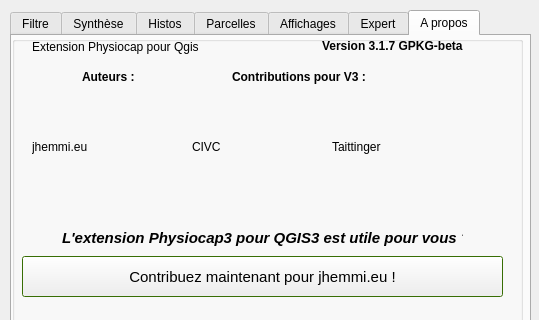
Above: Physiocap3_dialog_base.ui from jhemmi/Physiocap3 before the change; both pictures show x 0 to 539 and y 0 to 320 of the 539 by 719 pixel window. Below: the same form after it.
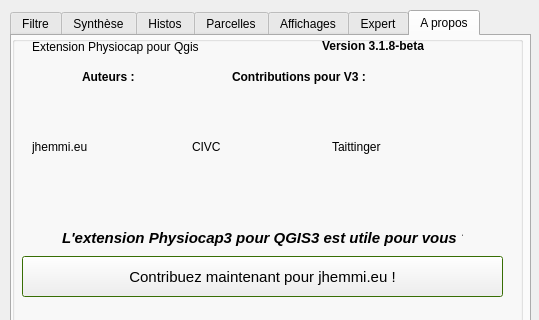
That is the form after the change. The open tabs and pages were chosen to show the change.

Patch:
```diff
--- a/Physiocap3_dialog_base.ui
+++ b/Physiocap3_dialog_base.ui
@@ -5107,7 +5107,7 @@
        </font>
       </property>
       <property name="text">
-       <string>Version 3.1.7 GPKG-beta</string>
+       <string>Version 3.1.8-beta</string>
       </property>
      </widget>
      <widget class="QLabel" name="label_500">
```
Left out of the diff: 2 changed lines with no effect on the pictures.
